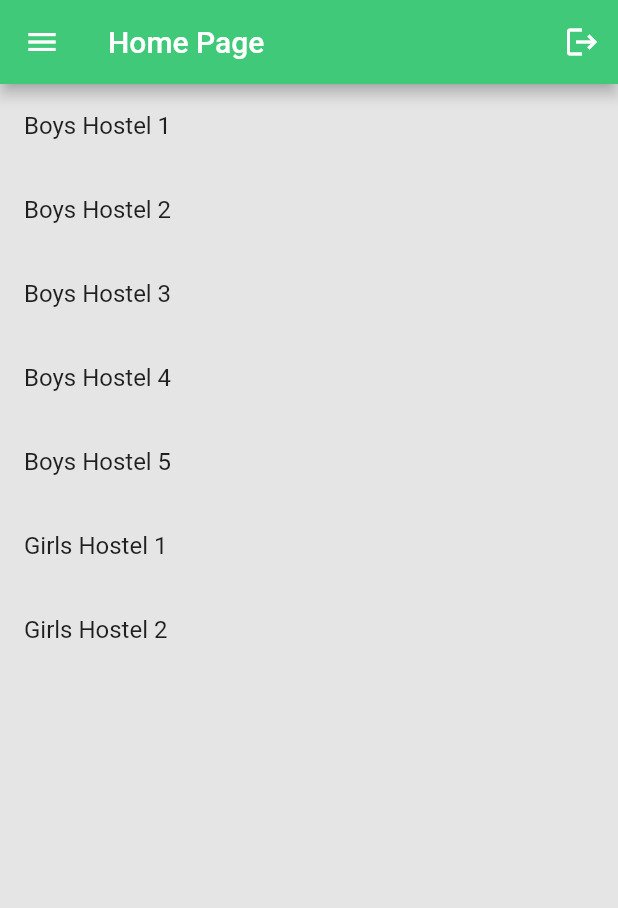
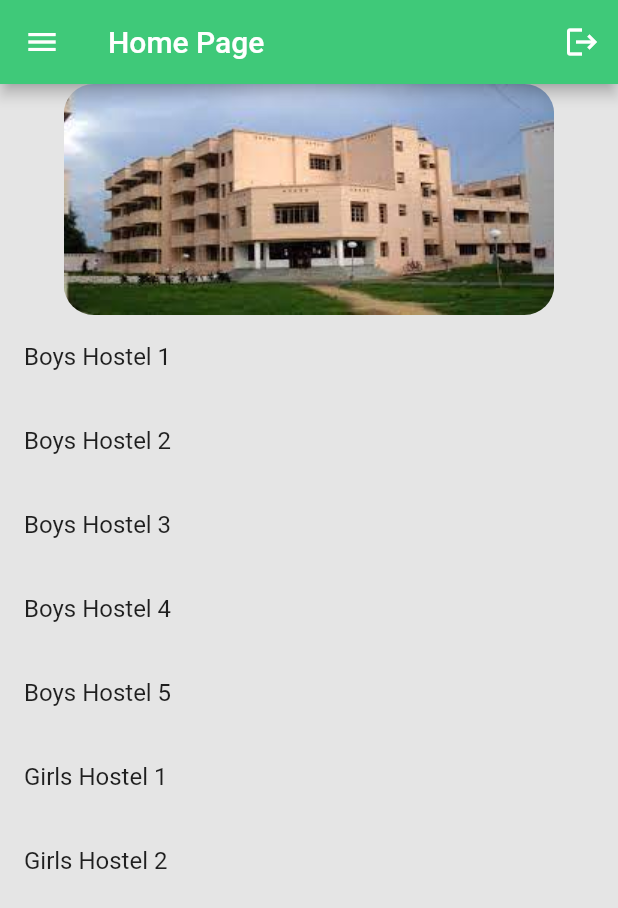
Before and after one commit to Sam-commit/Dormitory-Management-App, a Flutter app: the Homepage screen opened directly with empty values, on a phone screen of 412 x 824 dp. Shown: the top 908 px of the screen. Run offline on Flutter 3.47's test engine with Material 2 defaults, Android fonts, the phone set to English and light mode, and no system bars; our stand-ins replace cloud_firestore, firebase_auth, firebase_core, open_file, pdf; missing offline and left inert: dart:ffi; accounts and stored records are empty.

Commit message:
UI tried

```diff
--- a/lib/admin_homepage.dart
+++ b/lib/admin_homepage.dart
@@ -65,7 +65,8 @@ class _HomepageState extends State<Homepage> {
               ListTile(
                 title: const Text("Payment"),
                 onTap: () async {
-                List<List<dynamic>> values = await functions.adminPaymentinfo();
+                  List<List<dynamic>> values =
+                      await functions.adminPaymentinfo();
                   Navigator.push(
                     context,
                     MaterialPageRoute(
@@ -129,7 +130,16 @@ class _HomepageState extends State<Homepage> {
           ],
           title: const Text("Home Page"),
         ),
-      body: ListView.builder(
+        body: Column(
+          children: [
+            ClipRRect(
+              child: Image.asset(
+                'assets/images/iiita.jpg',
+              ),
+              borderRadius: BorderRadius.circular(20),
+            ),
+            Flexible(
+              child: ListView.builder(
                 itemCount: hostels.length,
                 itemBuilder: (context, index) {
                   return ListTile(
@@ -140,13 +150,16 @@ class _HomepageState extends State<Homepage> {
                       Navigator.push(
                         context,
                         MaterialPageRoute(
-                  builder: (context) => AddRoom(val: val, title: titl[index]),
+                          builder: (context) =>
+                              AddRoom(val: val, title: titl[index]),
                         ),
                       );
                     },
                   );
                 },
               ),
-    );
+            ),
+          ],
+        ));
   }
 }
```
Also changed, not shown: lib/student.dart (+12 -4 lines). Lines whose indentation alone changed are shown as unchanged.
